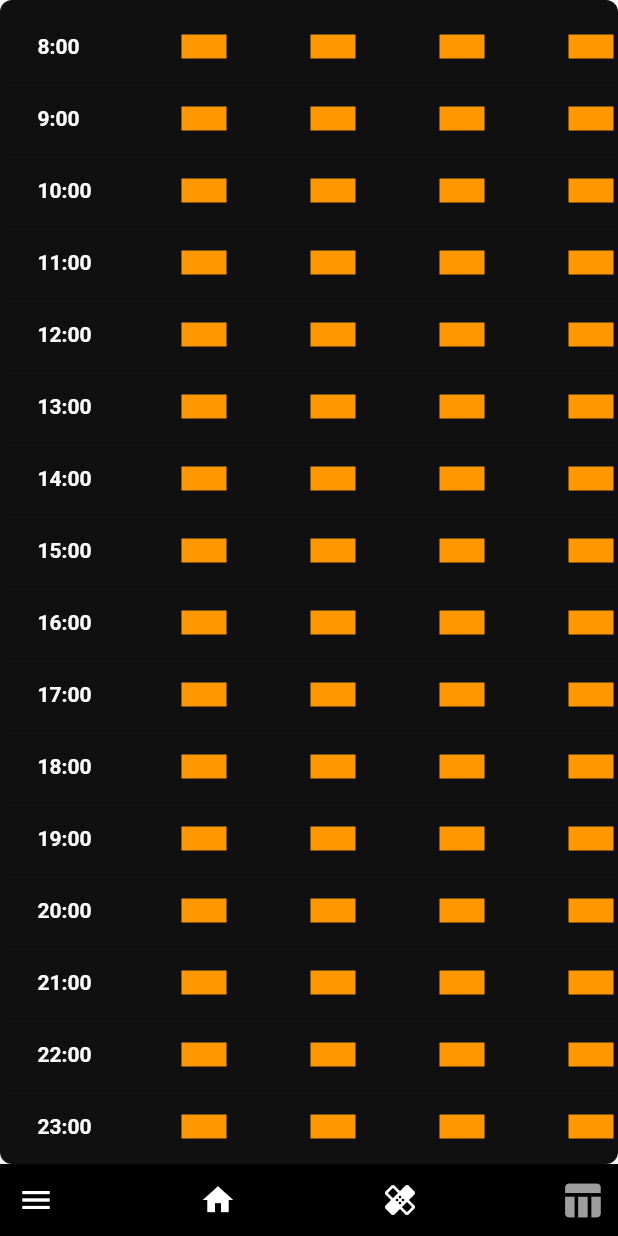
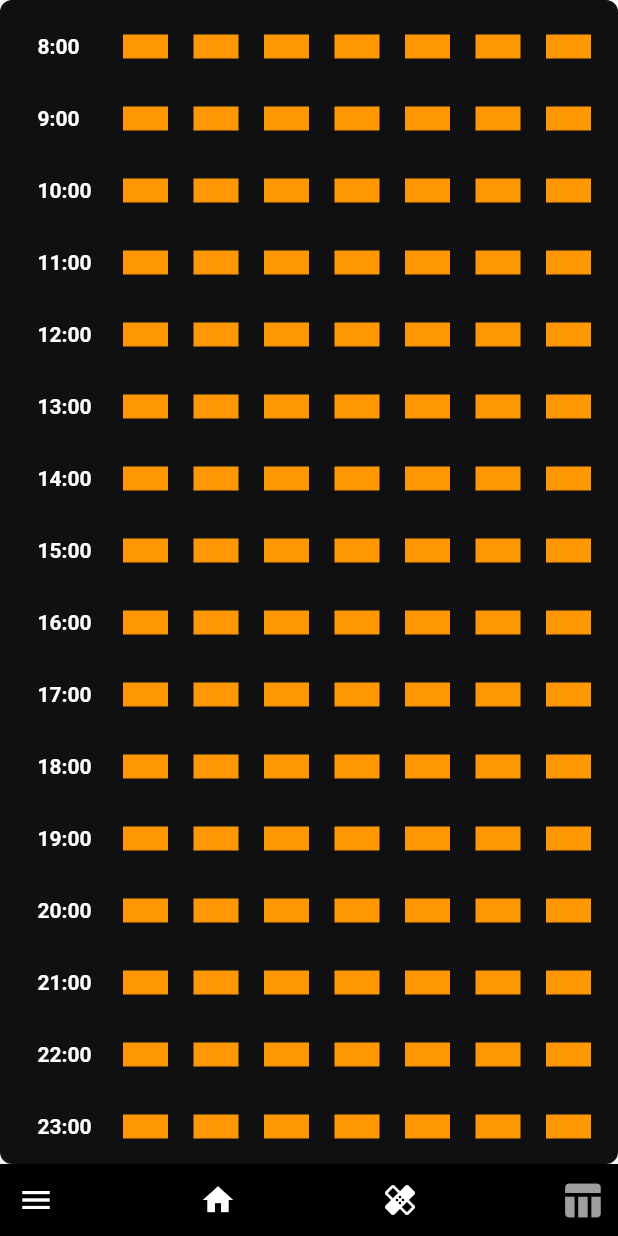
Before and after one commit to AethanFoot-University/StressApp, a Flutter app: the screen it shows after launch, item 4 of the bottom bar chosen, scrolled down 466 dp, on a phone screen of 412 x 824 dp. Run offline on Flutter 3.47's test engine with Material 2 defaults, Android fonts, the light colour scheme and no system bars; our stand-ins replace audioplayers, fl_chart.

Commit message:
breakdown sizing

```diff
--- a/stress_app/lib/screens/stress_level_overview.dart
+++ b/stress_app/lib/screens/stress_level_overview.dart
@@ -32,7 +32,7 @@ class StressLevelOverview extends StatelessWidget {
         cols.add(
             DataColumn(
               label: Text(
-                col.substring(0, 3),
+                col.substring(0, 1),
                 style: TextStyle(
                   color: Colors.white,
                   fontWeight: FontWeight.bold,
@@ -45,7 +45,7 @@ class StressLevelOverview extends StatelessWidget {
     return cols;
   }
 
-  DataRow generateRow(int len, String time){
+  DataRow generateRow(int len, String time, BuildContext context){
 
     List<DataCell> cells = new List<DataCell>();
     cells.add(
@@ -79,17 +79,17 @@ class StressLevelOverview extends StatelessWidget {
     return DataRow(cells: cells);
   }
 
-  Widget generateDataTable() {
+  Widget generateDataTable(BuildContext context) {
     List<DataRow> rows = new List<DataRow>();
 
     for(int h =0; h < 24; h++){
-      rows.add(generateRow(DATA_COLUMNS.length, "$h:00"));
+      rows.add(generateRow(DATA_COLUMNS.length, "$h:00", context));
     }
 
-    return DataTable(columns: getColumns(), rows: rows);
+    return DataTable(columns: getColumns(), rows: rows, columnSpacing: ((MediaQuery.of(context).size.width - 250) / 9) - 1,);
   }
 
-  Widget generateStressTable() => LayoutBuilder(
+  Widget generateStressTable(BuildContext context) => LayoutBuilder(
     builder: (context, constraints) => SingleChildScrollView(
       child: Column(
         children: [
@@ -105,8 +105,8 @@ class StressLevelOverview extends StatelessWidget {
             child: SingleChildScrollView(
               scrollDirection: Axis.horizontal,
               child: ConstrainedBox(
-                constraints: BoxConstraints(minWidth: constraints.minWidth),
-                child: generateDataTable(),
+                constraints: BoxConstraints(minWidth: constraints.minWidth, maxWidth: MediaQuery.of(context).size.width),
+                child: generateDataTable(context),
               ),
             ),
           ),
@@ -133,7 +133,7 @@ class StressLevelOverview extends StatelessWidget {
             height: 16,
           ),
           Expanded(
-            child: generateStressTable(),
+            child: generateStressTable(context),
           ),
         ],
       ),
--- a/stress_app/lib/screens/stress_relief/music_page.dart
+++ b/stress_app/lib/screens/stress_relief/music_page.dart
@@ -1,5 +1,4 @@
 import 'dart:io';
-import 'dart:math';
 
 import 'package:audioplayers/audioplayers.dart';
 import 'package:flutter/material.dart';
@@ -134,6 +133,7 @@ class BottomBar extends StatelessWidget {
           mainAxisAlignment: MainAxisAlignment.spaceBetween,
           children: <Widget>[
             IconButton(
+              splashColor: Colors.transparent,
               color: Colors.white,
               icon: Icon(Icons.arrow_back),
               onPressed: () => Navigator.pop(context),
@@ -142,6 +142,7 @@ class BottomBar extends StatelessWidget {
               mainAxisAlignment: MainAxisAlignment.spaceAround,
               children: <Widget>[
                 IconButton(
+                  splashColor: Colors.transparent,
                   color: Colors.white,
                   icon: Icon(Icons.fast_rewind),
                   onPressed: () async {
@@ -152,6 +153,7 @@ class BottomBar extends StatelessWidget {
                   },
                 ),
                 IconButton(
+                  splashColor: Colors.transparent,
                   color: Colors.white,
                   icon: parent.playing ? Icon(Icons.pause) : Icon(Icons.play_arrow),
                   onPressed: () {
@@ -173,6 +175,7 @@ class BottomBar extends StatelessWidget {
                   },
                 ),
                 IconButton(
+                  splashColor: Colors.transparent,
                   color: Colors.white,
                   icon: Icon(Icons.fast_forward),
                   onPressed: () async {
@@ -185,6 +188,7 @@ class BottomBar extends StatelessWidget {
               ],
             ),
             IconButton(
+              splashColor: Colors.transparent,
               color: parent.loop ? Colors.green : Colors.white,
               icon: Icon(Icons.loop),
               onPressed: () {
```
